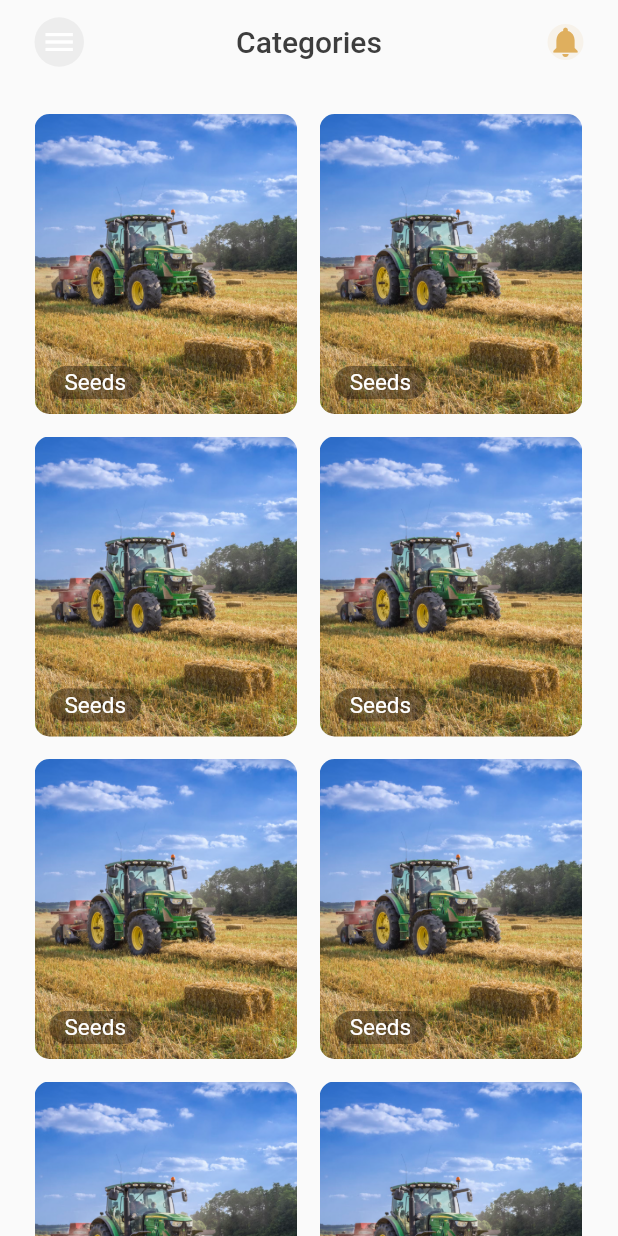
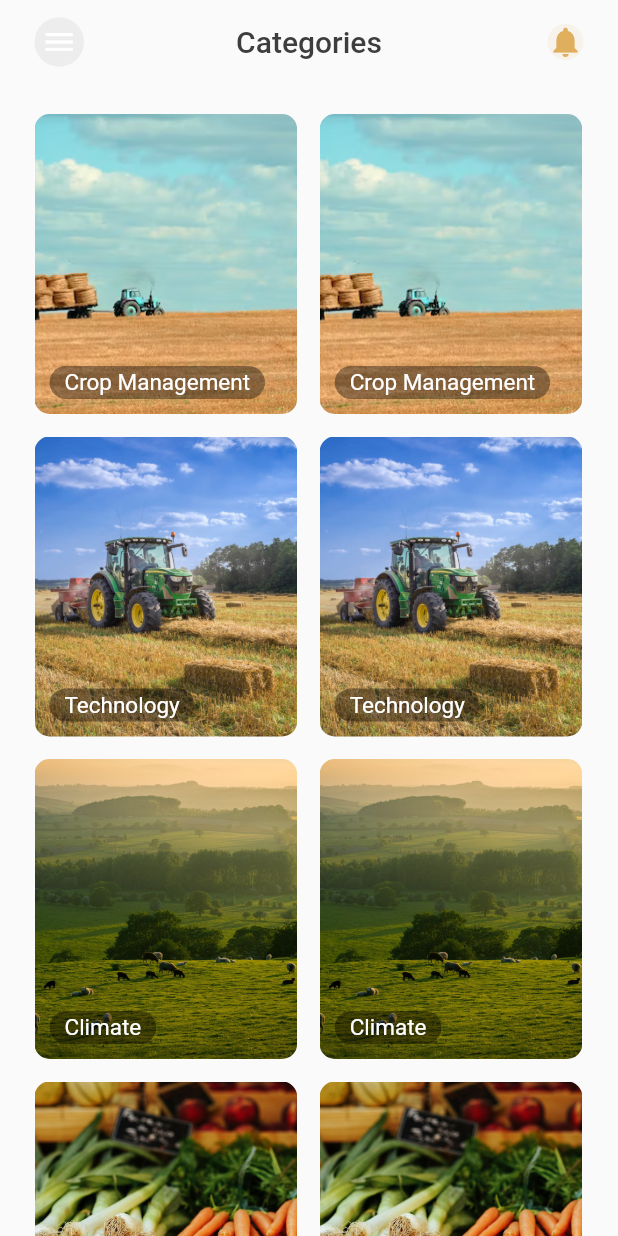
Before and after one commit to sambitskr/Agriculture-App, a Flutter app: the CataloguePage screen opened directly, on a phone screen of 412 x 824 dp. Run offline on Flutter 3.47's test engine with Material 2 defaults, Android fonts, the phone set to English and light mode, and no system bars; our stand-ins replace curved_navigation_bar, hidden_drawer_menu.

Commit message:
bug fixes

```diff
--- a/lib/Catalogue.dart
+++ b/lib/Catalogue.dart
@@ -57,10 +57,22 @@ class CataloguePage extends StatelessWidget {
           padding: EdgeInsets.symmetric(horizontal: 23, vertical: 20),
           child: Center(
             child: Column(children: [
-              CatalogueTabs(),
-              CatalogueTabs(),
-              CatalogueTabs(),
-              CatalogueTabs(),
+              CatalogueTabs(
+                catalogueName: 'Crop Management',
+                imagepath: 'Images/fields.jpg',
+              ),
+              CatalogueTabs(
+                catalogueName: 'Technology',
+                imagepath: 'Images/Tractor.jpg',
+              ),
+              CatalogueTabs(
+                catalogueName: 'Climate',
+                imagepath: 'Images/Landscape.jpg',
+              ),
+              CatalogueTabs(
+                catalogueName: 'Vegetables',
+                imagepath: 'Images/vegetables.jpg',
+              ),
             ]),
           ),
         ),
--- a/lib/main.dart
+++ b/lib/main.dart
@@ -26,7 +26,7 @@ class MyApp extends StatelessWidget {
       theme: ThemeData(
         primarySwatch: Colors.blue,
       ),
-      home: CataloguePage(),
+      home: LoginPage(),
     );
   }
 }
--- a/lib/utils/catalogueTabs.dart
+++ b/lib/utils/catalogueTabs.dart
@@ -2,7 +2,10 @@ import 'package:agriculture_app/image_with_text.dart';
 import 'package:flutter/material.dart';
 
 class CatalogueTabs extends StatelessWidget {
-  const CatalogueTabs({super.key});
+  final String imagepath;
+  final String catalogueName;
+  const CatalogueTabs(
+      {super.key, required this.imagepath, required this.catalogueName});
 
   @override
   Widget build(BuildContext context) {
@@ -11,15 +14,15 @@ class CatalogueTabs extends StatelessWidget {
       child: Row(
         children: [
           ImageWithOverlayText(
-            imagePath: 'Images/Tractor.jpg',
-            overlayText: 'Seeds',
+            imagePath: imagepath,
+            overlayText: catalogueName,
           ),
           SizedBox(
             width: 15,
           ),
           ImageWithOverlayText(
-            imagePath: 'Images/Tractor.jpg',
-            overlayText: 'Seeds',
+            imagePath: imagepath,
+            overlayText: catalogueName,
           ),
         ],
       ),
```
Also changed, not shown: lib/HomePage.dart (+20 -5 lines), lib/utils/TrendingTabs.dart (+8 -5 lines), Images/Rural.jpg (added), Images/crops.jpg (added), Images/kashmiri.jpg (added).
